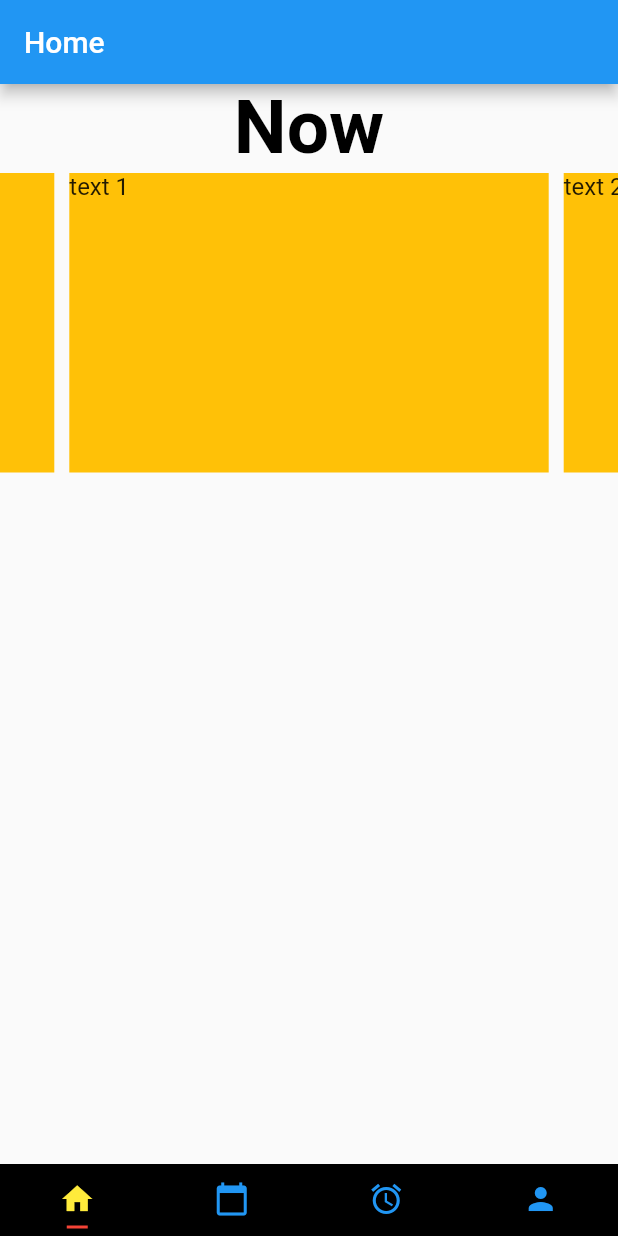
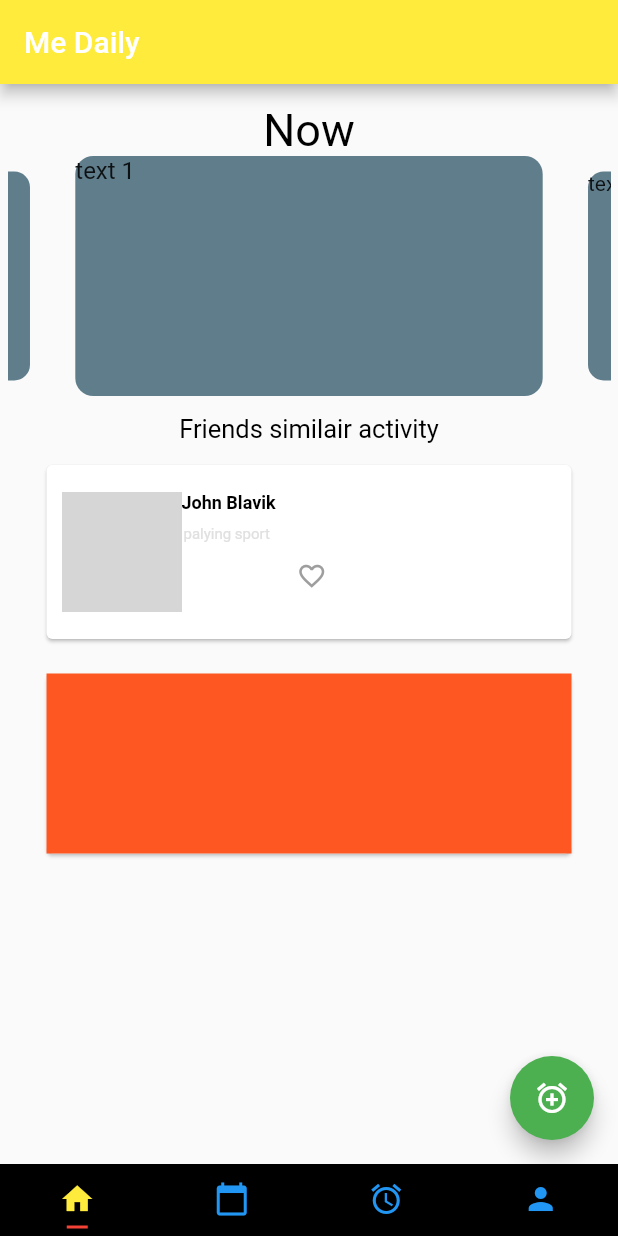
Before and after one commit to medabbassi/me_daily, a Flutter app: the screen it shows after launch, on a phone screen of 412 x 824 dp. Run offline on Flutter 3.47's test engine with Material 2 defaults, Android fonts, the phone set to English and light mode, and no system bars; drawn by our look-alikes of carousel_slider; network calls fail; grey boxes are pictures that could not be loaded.

Commit message:
create the first screen of the app

```diff
--- a/lib/interfaces/home.dart
+++ b/lib/interfaces/home.dart
@@ -1,30 +1,41 @@
+import 'package:carousel_slider/carousel_slider.dart';
+import 'package:flutter/cupertino.dart';
 import 'package:flutter/material.dart';
-import 'package:flutter_swiper/flutter_swiper.dart';
-import 'package:carousel_slider/carousel_slider.dart';
 
+bool liked = false;
 
+class HomeScreen extends StatelessWidget {
+  bool liked = false;
 
-class HomeScreen extends StatelessWidget{
+  _pressed() {
+    setState();
+  }
+
   @override
   Widget build(BuildContext context) {
     // TODO: implement build
     return Scaffold(
       appBar: AppBar(
-        title: Text('Home'),
+        title: Text('Me Daily'),
+        backgroundColor: Colors.yellow,
       ),
       body: Container(
+        margin: EdgeInsets.fromLTRB(0, 8, 0, 8),
+        padding: EdgeInsets.all(5.0),
         child: Column(
+          mainAxisSize: MainAxisSize.max,
           children: <Widget>[
             Text(
               'Now',
               style: TextStyle(
                 color: Colors.black,
-                fontWeight: FontWeight.bold,
-                fontSize: 50,
+                fontWeight: FontWeight.normal,
+                fontSize: 30,
               ),
             ),
             CarouselSlider(
-              height: 200.0,
+              height: 160.0,
+              enlargeCenterPage: true,
               items: [1, 2, 3].map((i) {
                 return Builder(
                   builder: (BuildContext context) {
@@ -35,21 +46,125 @@ class HomeScreen extends StatelessWidget{
                             .width,
                         margin: EdgeInsets.symmetric(horizontal: 5.0),
                         decoration: BoxDecoration(
-                            color: Colors.amber
-                        ),
+                            color: Colors.blueGrey,
+                            borderRadius: BorderRadius.circular(12.0)),
                         child: Text(
-                          'text $i', style: TextStyle(fontSize: 16.0),)
-                    );
+                          'text $i',
+                          style: TextStyle(fontSize: 16.0),
+                        ));
                   },
                 );
               }).toList(),
             ),
+            SizedBox(height: 12.0),
+            Text(
+              'Friends similair activity',
+              style: TextStyle(
+                color: Colors.black,
+                fontSize: 17.0,
+                fontWeight: FontWeight.normal,
+              ),
+            ),
+            SizedBox(height: 10.0),
+            Card(
+              child: InkWell(
+                splashColor: Colors.blue.withAlpha(30),
+                onTap: () {
+                  print('card clicked');
+                },
+                child: Container(
+                  margin: EdgeInsets.fromLTRB(0, 8.0, 0, 8.0),
+                  padding: EdgeInsets.all(10.0),
+                  width: 350,
+                  height: 100,
+                  child: Row(
+                    children: <Widget>[
+                      ClipRRect(
+                        borderRadius: BorderRadius.circular(8.0),
+                        child: Image.network(
+                          '',
+                          fit: BoxFit.fill,
+                          width: 80,
+                          height: 80,
+                        ),
+                      ),
+                      Column(children: <Widget>[
+                        new Align(
+                          alignment: Alignment.centerLeft,
+                          child: new Text(
+                            'John Blavik',
+                            style: TextStyle(
+                                color: Colors.black,
+                                fontWeight: FontWeight.bold,
+                                fontSize: 12.0),
+                          ),
+                        ),
+                        SizedBox(height: 8.0),
+                        new Align(
+                          alignment: Alignment.centerLeft,
+                          child: new Text(
+                            'palying sport ',
+                            style: TextStyle(
+                                color: Colors.grey[300],
+                                fontWeight: FontWeight.normal,
+                                fontSize: 10.0),
+                          ),
+                        ),
+                        SizedBox(height: 20.0),
+                      ]),
+                      new Align(
+                        alignment: Alignment.bottomRight,
+                        child: IconButton(
+                          icon: Icon(
+                            liked ? Icons.favorite : Icons.favorite_border,
+                            color: liked ? Colors.pinkAccent : Colors.grey,
+                          ),
+                          iconSize: 20.0,
+                          onPressed: _pressed(),
+                        ),
+                      ),
+                    ],
+                  ),
+                ),
+              ),
+            ),
+            SizedBox(height: 15.0),
+            Card(
 
+              child: InkWell(
+
+                splashColor: Colors.deepOrangeAccent[300],
+                hoverColor: Colors.deepOrange,
+                borderRadius: BorderRadius.circular(10),
+                onTap: () {
+                  print('card clickedd');
+                },
+                child: Container(
+                  foregroundDecoration: BoxDecoration(
+
+                  ),
+                  height: 120,
+                  width: 350,
+                  color: Colors.deepOrange,
+                ),
+              ),
+            )
           ],
         ),
+      ),
+      floatingActionButton: FloatingActionButton(
+        onPressed: () {
+          // Add your onPressed code here!
+        },
+        child: Icon(Icons.add_alarm),
+        backgroundColor: Colors.green,
       ),
     );
   }
 
+  void setState() {
+    bool liked = false;
 
+    liked != liked;
+  }
 }
```
